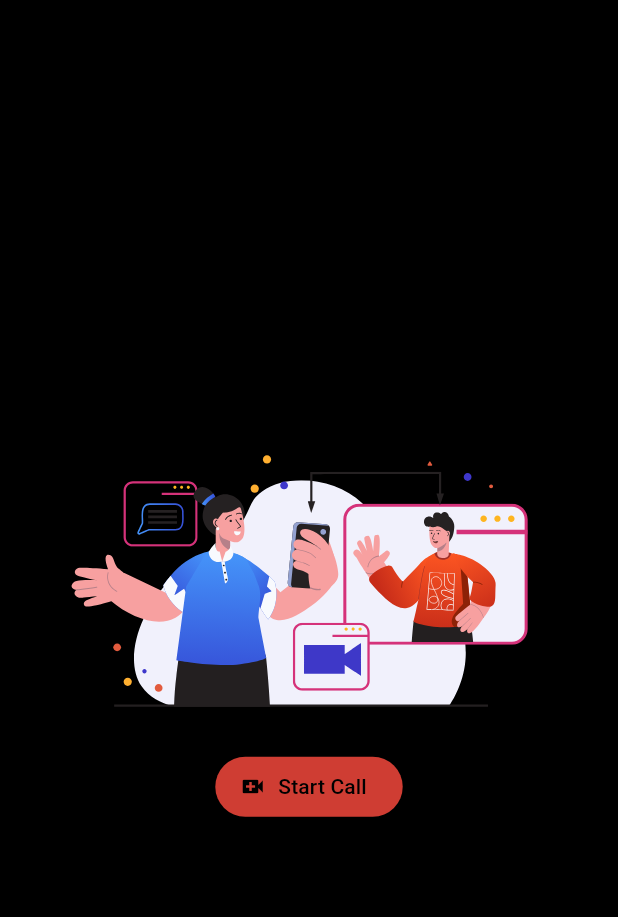
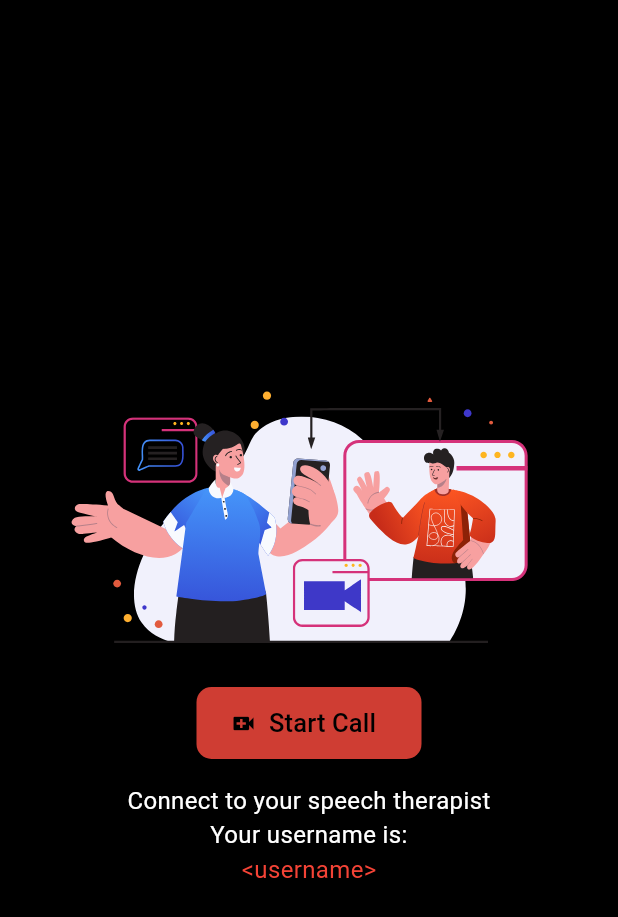
Before and after one commit to mukundsolanki/Vaachak-App, a Flutter app: the ConnectScreen screen opened directly, on a phone screen of 412 x 824 dp. Shown: the top 917 px of the screen. Run offline on Flutter 3.47's test engine with Material 3 defaults, Android fonts, the phone set to English and light mode, and no system bars; our stand-ins replace glassmorphism, lottie; missing offline and left inert: agora_uikit.

Commit message:
Updated ui for learn screen and connect screen

```diff
--- a/lib/pages/connect_screen.dart
+++ b/lib/pages/connect_screen.dart
@@ -18,14 +18,52 @@ class ConnectScreen extends StatelessWidget {
             // Start Call Button
             ElevatedButton.icon(
               onPressed: () {
-                // Call ID is used to establish connection between two diifferent users
-                Navigator.push(context, MaterialPageRoute(builder: (context) => const CallPage(),),);
+                // Call ID is used to establish connection between two different users
+                Navigator.push(
+                  context,
+                  MaterialPageRoute(
+                    builder: (context) => const CallPage(),
+                  ),
+                );
               },
-              icon: Icon(Icons.video_call,
-              color: Colors.black,),
-              label: Text('Start Call', style: TextStyle(color: Colors.black),),
+              icon: Icon(
+                Icons.video_call,
+                color: Colors.black,
+              ),
+              label: Text(
+                'Start Call',
+                style: TextStyle(
+                  color: Colors.black,
+                  fontSize: 17,
+                ),
+              ),
               style: ButtonStyle(
-                backgroundColor: MaterialStateProperty.all<Color>(Color.fromARGB(255, 207, 61, 51)),
+                backgroundColor: MaterialStateProperty.all<Color>(
+                    Color.fromARGB(255, 207, 61, 51)),
+                shape: MaterialStateProperty.all<OutlinedBorder>(
+                  RoundedRectangleBorder(
+                    borderRadius: BorderRadius.circular(10.0),
+                  ),
+                ),
+                fixedSize: MaterialStateProperty.all<Size>(
+                  Size(150, 48),
+                ),
+              ),
+            ),
+            SizedBox(height: 16),
+            Text(
+              'Connect to your speech therapist\nYour username is: ',
+              textAlign: TextAlign.center,
+              style: TextStyle(
+                color: Colors.white,
+                fontSize: 16,
+              ),
+            ),
+            Text(
+              '<username>',
+              style: TextStyle(
+                color: Colors.red,
+                fontSize: 16,
               ),
             ),
           ],
```
Also changed, not shown: lib/pages/learn_screen.dart (+131 -79 lines).
